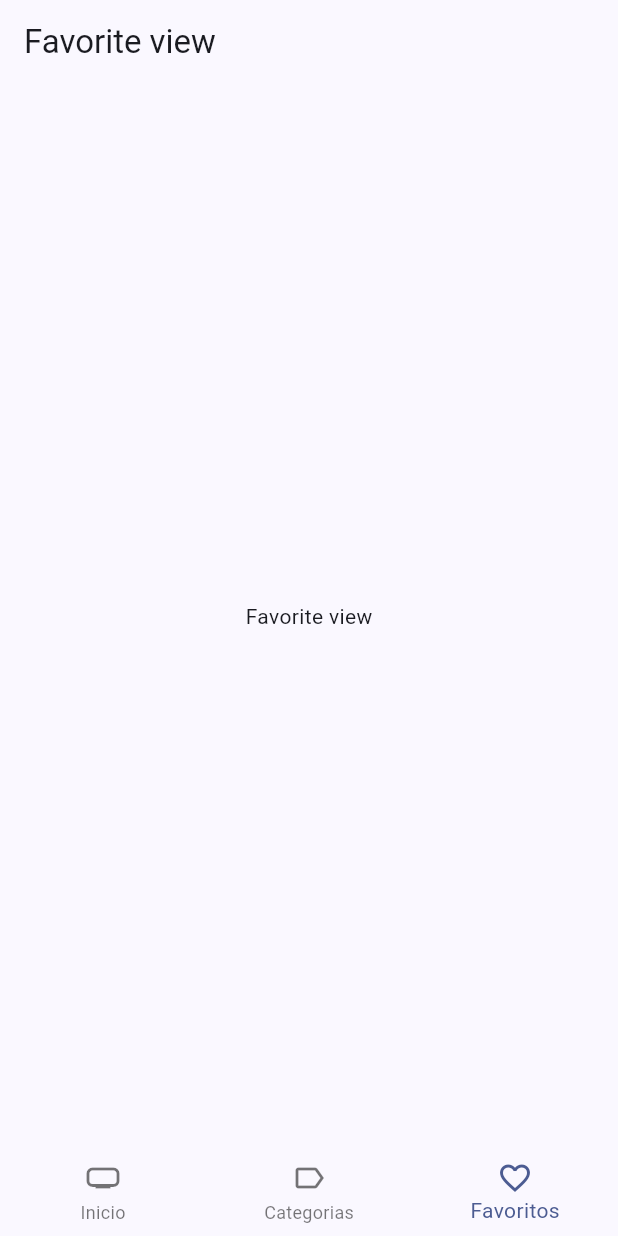
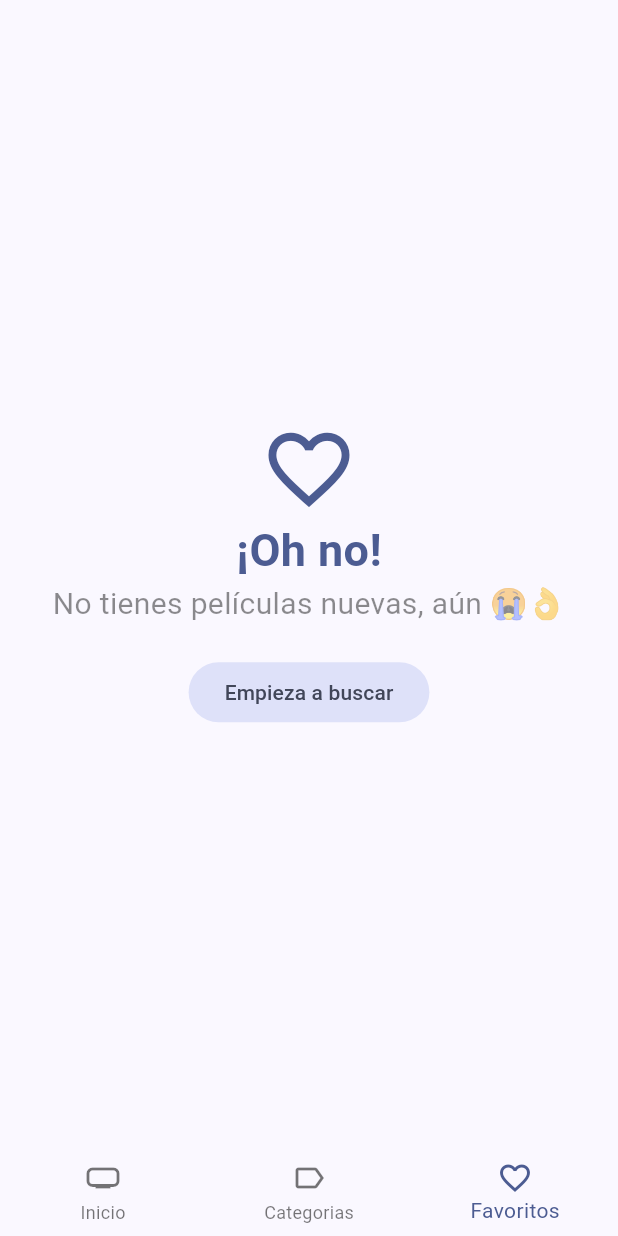
Before and after one commit to Diego2038/Cinemapedia-Flutter, a Flutter app: the screen it shows after launch, item 3 of the bottom bar chosen, on a phone screen of 412 x 824 dp. Run offline on Flutter 3.47's test engine with Material 2 defaults, Android fonts, the phone set to English and light mode, and no system bars; our stand-ins replace animate_do, card_swiper, dio, flutter_dotenv, flutter_riverpod, go_router and 1 more; accounts and stored records are empty; generated files the repository leaves out were written again; network calls fail.

Commit message:
V1.0.10 New: Add favorite movies in a screen

```diff
--- a/lib/domain/entities/movie.dart
+++ b/lib/domain/entities/movie.dart
@@ -1,6 +1,10 @@
+import 'package:isar/isar.dart';
 
+part 'movie.g.dart';
 
+@collection
 class Movie {
+  Id? idIsar;
   final bool adult;
   final String backdropPath;
   final List<String> genreIds;
--- a/lib/presentation/providers/providers.dart
+++ b/lib/presentation/providers/providers.dart
@@ -8,3 +8,5 @@ export 'movies/movies_providers.dart';
 export 'movies/movies_repository_provider.dart';
 export 'movies/movies_slideshow_provider.dart';
 export 'search/search_movies_provider.dart';
+export 'storage/local_storage_provider.dart';
+export 'storage/favorite_movies_provider.dart';
--- a/lib/presentation/screens/movies/home_screen_movies.dart
+++ b/lib/presentation/screens/movies/home_screen_movies.dart
@@ -1,6 +1,5 @@
 
 
-import 'package:cinemapedia/presentation/views/movies/favorites_view.dart';
 import 'package:cinemapedia/presentation/views/views.dart';
 import 'package:cinemapedia/presentation/widgets/widgets.dart';
 import 'package:flutter/material.dart';
@@ -28,7 +27,7 @@ class HomeScreen extends StatelessWidget {
         index: page,
         children: screens,
       ),
-      bottomNavigationBar: CustomBottomNavigation(),
+      bottomNavigationBar: const CustomBottomNavigation(),
     );
   }
 }
--- a/lib/presentation/views/movies/favorites_view.dart
+++ b/lib/presentation/views/movies/favorites_view.dart
@@ -1,13 +1,64 @@
+import 'package:cinemapedia/presentation/providers/providers.dart';
+import 'package:cinemapedia/presentation/widgets/widgets.dart';
 import 'package:flutter/material.dart';
+import 'package:flutter_riverpod/flutter_riverpod.dart';
+import 'package:go_router/go_router.dart';
 
-class FavoritesView extends StatelessWidget {
+class FavoritesView extends ConsumerStatefulWidget {
   const FavoritesView({super.key});
 
   @override
+  ConsumerState<FavoritesView> createState() => _FavoritesViewState();
+}
+
+class _FavoritesViewState extends ConsumerState<FavoritesView> {
+
+  bool isLoading = false;
+  bool isLastPage = false;
+
+  @override
+  void initState() {
+    super.initState();
+    loadMovies();
+  }
+
+  Future<void> loadMovies() async {
+    if( isLoading || isLastPage ) return;
+    isLoading = true;
+    final movies = await ref.read( favoriteMoviesProvider.notifier ).loadNextPage();
+    isLoading = false;
+    if ( movies.isEmpty ) isLastPage = true;
+  }
+
+  @override
   Widget build(BuildContext context) {
-    return Scaffold(
-      appBar: AppBar(title: const Text("Favorite view")),
-      body: const Center(child: Text("Favorite view")),
-    );
+    final favoriteMovies = ref.watch(favoriteMoviesProvider).values.toList();
+
+    if( favoriteMovies.isEmpty ) {
+      final colors = Theme.of(context).colorScheme;
+      return Center(
+        child: Column(
+          mainAxisAlignment: MainAxisAlignment.center,
+          crossAxisAlignment: CrossAxisAlignment.center,
+          children: [
+            Icon(Icons.favorite_border_outlined, size: 65, color: colors.primary,),
+            Text("¡Oh no!", style: TextStyle(color: colors.primary, fontSize: 30, fontWeight: FontWeight.bold)),
+            const Text(
+              "No tienes películas nuevas, aún 😭👌",
+              style: TextStyle(
+                color: Colors.black45,
+                fontSize: 20
+              ),
+            ),
+            const SizedBox(height: 20,),
+            FilledButton.tonal(
+              onPressed: () => context.push("/home/0"),
+              child: const Text("Empieza a buscar")
+            )
+          ]),
+      );
+    }
+
+    return MovieMasonry(movies: favoriteMovies, loadNextPage: loadMovies,);
   }
 }
--- a/lib/presentation/widgets/shared/custom_appbar.dart
+++ b/lib/presentation/widgets/shared/custom_appbar.dart
@@ -53,7 +53,7 @@ class CustomAppbar extends ConsumerWidget {
                         return ref.read(searchMoviesProvider.notifier).getSearchMoviesByQuery(query: query);
                       }
                     )
-                  ).then((movie) => context.push('/movie/${movie!.id}'));
+                  ).then((movie) => context.push('/home/0/movie/${movie!.id}'));
                 },
                 icon: const Icon(Icons.search)
               ),
--- a/lib/presentation/widgets/widgets.dart
+++ b/lib/presentation/widgets/widgets.dart
@@ -5,3 +5,5 @@ export 'package:cinemapedia/presentation/widgets/movies/movie_horizontal_listvie
 export 'package:cinemapedia/presentation/widgets/movies/movies_slideshow.dart';
 export 'package:cinemapedia/presentation/widgets/shared/custom_appbar.dart';
 export 'package:cinemapedia/presentation/widgets/shared/custom_bottom_navigation.dart';
+export 'movies/movie_masonry.dart';
+export 'movies/movie_poster_link.dart';
--- a/pubspec.yaml
+++ b/pubspec.yaml
@@ -14,13 +14,19 @@ dependencies:
     sdk: flutter
   flutter_dotenv: ^5.1.0
   flutter_riverpod: ^2.3.6
+  flutter_staggered_grid_view: ^0.7.0
   go_router: ^10.0.0
   intl: ^0.18.1
+  isar: ^3.1.0+1
+  isar_flutter_libs: ^3.1.0+1
+  path_provider: ^2.1.1
 
 dev_dependencies:
   flutter_test:
     sdk: flutter
   flutter_lints: ^2.0.0
+  isar_generator: ^3.1.0+1
+  build_runner: ^2.4.6
 
 flutter:
   uses-material-design: true
```
Also changed, not shown: lib/domain/datasources/local_storage_datasource.dart (added, +14 -0 lines), lib/domain/repositories/local_storage_repository.dart (added, +14 -0 lines), lib/infraestructure/datasource/isar_datasource.dart (added, +68 -0 lines), lib/infraestructure/repositories/local_storage_repository_impl.dart (added, +29 -0 lines), lib/presentation/providers/storage/favorite_movies_provider.dart (added, +45 -0 lines), lib/presentation/providers/storage/local_storage_provider.dart (added, +8 -0 lines), lib/presentation/screens/movies/movie_screen.dart (+69 -14 lines), lib/presentation/widgets/movies/movie_masonry.dart (added, +68 -0 lines), lib/presentation/widgets/movies/movie_poster_link.dart (added, +26 -0 lines), lib/domain/entities/movie.g.dart (added), pubspec.lock, 6 other files.
